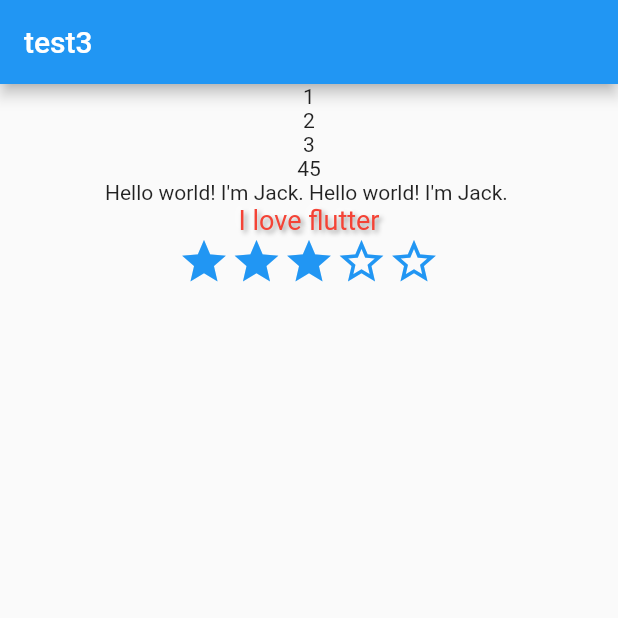
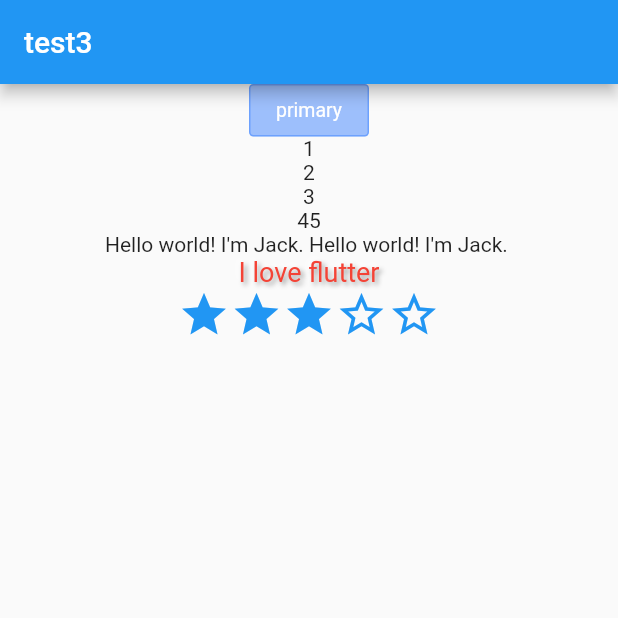
Before and after one commit to xunsky/flutter_online, a Flutter app: the screen it shows after launch, on a phone screen of 412 x 824 dp, the top half of it. Run offline on Flutter 3.47's test engine with Material 2 defaults, Android fonts, the phone set to English and light mode, and no system bars; drawn by our look-alikes of flutter_neumorphic, getwidget.

```diff
--- a/lib/main.dart
+++ b/lib/main.dart
@@ -36,6 +36,10 @@ class MyHomePage extends StatelessWidget {
       body: Center(
           child: Column(
         children: [
+          GFButton(
+            onPressed: null,
+            text: "primary",
+          ),
           Text("1"),
           Text('2'),
           Text('3'),
```
Also changed, not shown: 1 other file.
